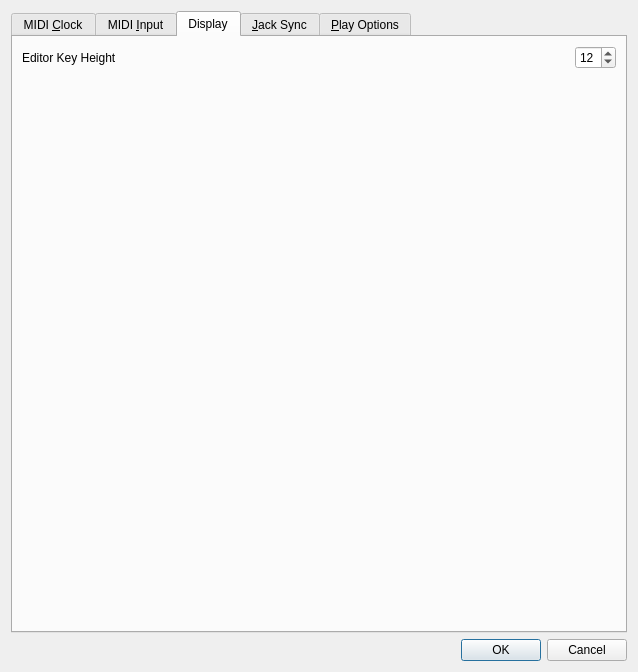
Before: the Qt Designer form seq_qt5/forms/qseditoptions.ui in ahlstromcj/sequencer64, drawn with Qt 5.
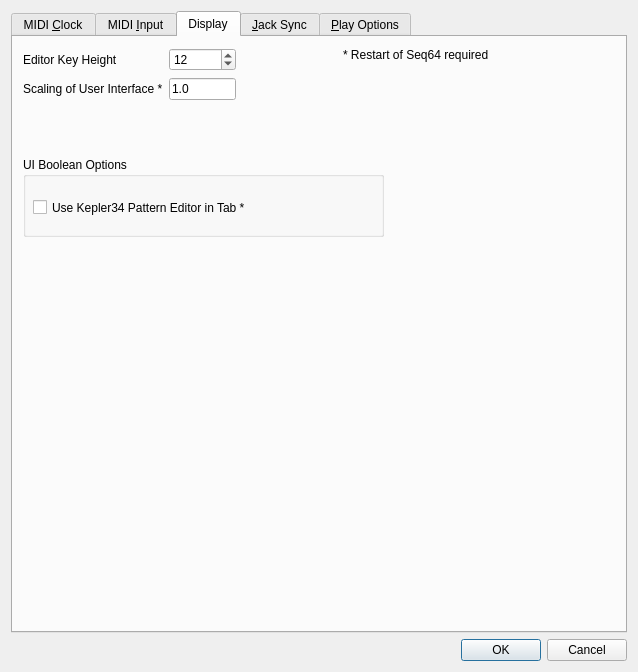
After: the same form once the commit is applied. The open tabs and pages were chosen to show the change.

Commit message: Removed old qperfeditframe, updated Q seqroll and perfedit extensively, modified user settings, much progress.

Diff of the .ui file:
```diff
--- a/seq_qt5/forms/qseditoptions.ui
+++ b/seq_qt5/forms/qseditoptions.ui
@@ -197,10 +197,43 @@
       <attribute name="title">
        <string>Display</string>
       </attribute>
-      <layout class="QVBoxLayout" name="verticalLayout_4">
-       <item>
-        <layout class="QHBoxLayout" name="horizLayoutPlayKeyHeight">
-         <item>
+      <widget class="QGroupBox" name="groupBoxBooleanOptions">
+       <property name="geometry">
+        <rect>
+         <x>10</x>
+         <y>120</y>
+         <width>361</width>
+         <height>80</height>
+        </rect>
+       </property>
+       <property name="title">
+        <string>UI Boolean Options</string>
+       </property>
+       <widget class="QCheckBox" name="checkBoxKeplerSeqedit">
+        <property name="geometry">
+         <rect>
+          <x>10</x>
+          <y>40</y>
+          <width>261</width>
+          <height>21</height>
+         </rect>
+        </property>
+        <property name="text">
+         <string>Use Kepler34 Pattern Editor in Tab *</string>
+        </property>
+       </widget>
+      </widget>
+      <widget class="QWidget" name="layoutWidget">
+       <property name="geometry">
+        <rect>
+         <x>10</x>
+         <y>10</y>
+         <width>213</width>
+         <height>55</height>
+        </rect>
+       </property>
+       <layout class="QGridLayout" name="gridLayoutUiValues">
+        <item row="0" column="0">
           <widget class="QLabel" name="labelEditorKeyHeight">
            <property name="sizePolicy">
             <sizepolicy hsizetype="Expanding" vsizetype="Minimum">
@@ -213,7 +246,7 @@
            </property>
           </widget>
          </item>
-         <item>
+        <item row="0" column="1">
           <widget class="QSpinBox" name="spinKeyHeight">
            <property name="minimum">
             <number>7</number>
@@ -226,22 +259,35 @@
            </property>
           </widget>
          </item>
-        </layout>
-       </item>
-       <item>
-        <spacer name="verticalSpacerPlayOptions">
-         <property name="orientation">
-          <enum>Qt::Vertical</enum>
-         </property>
-         <property name="sizeHint" stdset="0">
-          <size>
-           <width>20</width>
-           <height>40</height>
-          </size>
-         </property>
-        </spacer>
-       </item>
-      </layout>
+        <item row="1" column="0">
+         <widget class="QLabel" name="labelUiScaling">
+          <property name="text">
+           <string>Scaling of User Interface *</string>
+          </property>
+         </widget>
+        </item>
+        <item row="1" column="1">
+         <widget class="QLineEdit" name="lineEditUiScaling">
+          <property name="text">
+           <string>1.0</string>
+          </property>
+         </widget>
+        </item>
+       </layout>
+      </widget>
+      <widget class="QLabel" name="labelRestartNeeded">
+       <property name="geometry">
+        <rect>
+         <x>330</x>
+         <y>10</y>
+         <width>201</width>
+         <height>16</height>
+        </rect>
+       </property>
+       <property name="text">
+        <string>* Restart of Seq64 required</string>
+       </property>
+      </widget>
      </widget>
      <widget class="QWidget" name="tabJackSync">
       <attribute name="title">
```
Left out of the diff: 2 changed lines with no effect on the pictures. Lines whose indentation alone changed are shown as unchanged. The commit also changes 38 other files.
